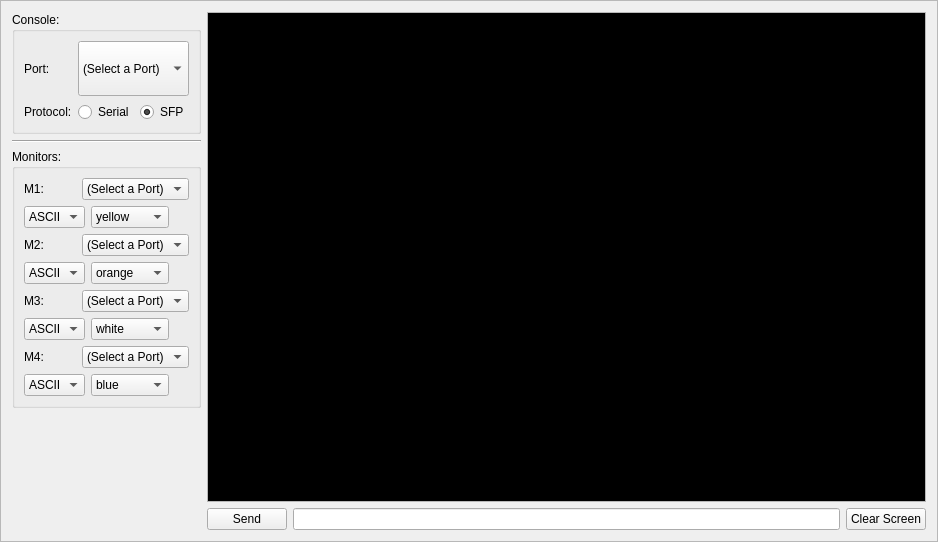
This is terminal.ui in strawbot/TimbreTalk as Qt 5 draws it before an edit. The edited form follows.
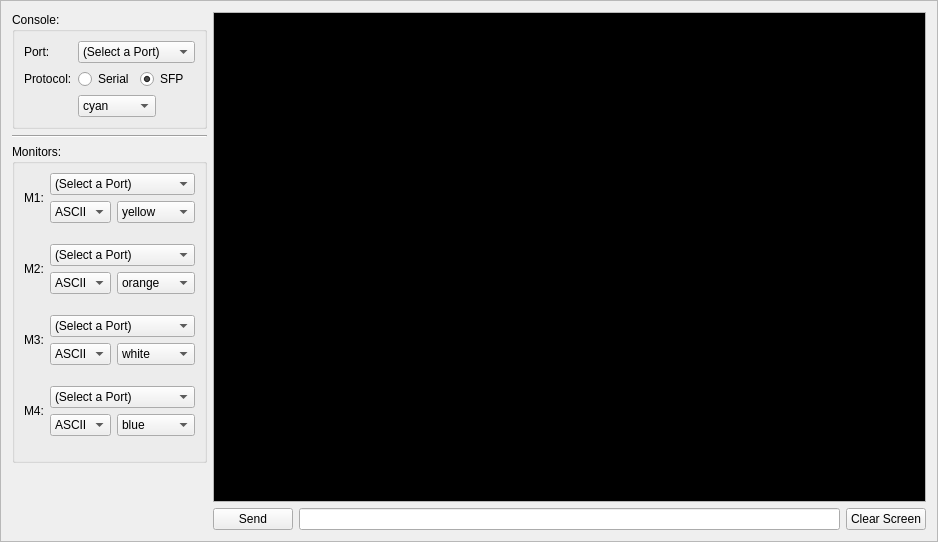
This is the edited form.

Commit message: terminal app tweeks

The edit to the form file:
```diff
--- a/terminal.ui
+++ b/terminal.ui
@@ -32,17 +32,35 @@
       <widget class="QGroupBox" name="groupBox">
        <property name="minimumSize">
         <size>
-         <width>0</width>
-         <height>0</height>
+         <width>15</width>
+         <height>100</height>
         </size>
        </property>
        <property name="title">
         <string>Console:</string>
        </property>
-       <layout class="QHBoxLayout" name="horizontalLayout_6">
+       <layout class="QFormLayout" name="formLayout_6">
+        <item row="0" column="0">
+         <layout class="QVBoxLayout" name="verticalLayout_3">
         <item>
-         <layout class="QGridLayout" name="gridLayout">
-          <item row="0" column="1" colspan="2">
+           <widget class="QLabel" name="label">
+            <property name="text">
+             <string>Port:</string>
+            </property>
+           </widget>
+          </item>
+          <item>
+           <widget class="QLabel" name="label_2">
+            <property name="text">
+             <string>Protocol:</string>
+            </property>
+           </widget>
+          </item>
+         </layout>
+        </item>
+        <item row="0" column="1">
+         <layout class="QFormLayout" name="formLayout_5">
+          <item row="0" column="0" colspan="2">
            <widget class="QComboBox" name="PortSelect">
             <property name="sizePolicy">
              <sizepolicy hsizetype="Preferred" vsizetype="MinimumExpanding">
@@ -73,39 +91,6 @@
            </widget>
           </item>
           <item row="1" column="0">
-           <widget class="QLabel" name="label_2">
-            <property name="text">
-             <string>Protocol:</string>
-            </property>
-           </widget>
-          </item>
-          <item row="1" column="2">
-           <widget class="QRadioButton" name="SetSfp">
-            <property name="minimumSize">
-             <size>
-              <width>0</width>
-              <height>0</height>
-             </size>
-            </property>
-            <property name="text">
-             <string>SFP</string>
-            </property>
-            <property name="checked">
-             <bool>true</bool>
-            </property>
-            <attribute name="buttonGroup">
-             <string notr="true">buttonGroup</string>
-            </attribute>
-           </widget>
-          </item>
-          <item row="0" column="0">
-           <widget class="QLabel" name="label">
-            <property name="text">
-             <string>Port:</string>
-            </property>
-           </widget>
-          </item>
-          <item row="1" column="1">
            <widget class="QRadioButton" name="SetSerial">
             <property name="text">
              <string>Serial</string>
@@ -115,8 +100,89 @@
             </attribute>
            </widget>
           </item>
+          <item row="1" column="1">
+           <widget class="QRadioButton" name="SetSfp">
+            <property name="minimumSize">
+             <size>
+              <width>0</width>
+              <height>0</height>
+             </size>
+            </property>
+            <property name="text">
+             <string>SFP</string>
+            </property>
+            <property name="checked">
+             <bool>true</bool>
+            </property>
+            <attribute name="buttonGroup">
+             <string notr="true">buttonGroup</string>
+            </attribute>
+           </widget>
+          </item>
          </layout>
         </item>
+        <item row="1" column="1">
+         <widget class="QComboBox" name="ConsoleColor">
+          <property name="sizePolicy">
+           <sizepolicy hsizetype="Fixed" vsizetype="Fixed">
+            <horstretch>0</horstretch>
+            <verstretch>0</verstretch>
+           </sizepolicy>
+          </property>
+          <property name="acceptDrops">
+           <bool>false</bool>
+          </property>
+          <property name="currentIndex">
+           <number>1</number>
+          </property>
+          <property name="maxVisibleItems">
+           <number>10</number>
+          </property>
+          <property name="frame">
+           <bool>true</bool>
+          </property>
+          <item>
+           <property name="text">
+            <string>white</string>
+           </property>
+          </item>
+          <item>
+           <property name="text">
+            <string>cyan</string>
+           </property>
+          </item>
+          <item>
+           <property name="text">
+            <string>blue</string>
+           </property>
+          </item>
+          <item>
+           <property name="text">
+            <string>green</string>
+           </property>
+          </item>
+          <item>
+           <property name="text">
+            <string>yellow</string>
+           </property>
+          </item>
+          <item>
+           <property name="text">
+            <string>orange</string>
+           </property>
+          </item>
+          <item>
+           <property name="text">
+            <string>magenta</string>
+           </property>
+          </item>
+          <item>
+           <property name="text">
+            <string>red</string>
+           </property>
+          </item>
+         </widget>
+        </item>
        </layout>
       </widget>
      </item>
@@ -146,9 +212,10 @@
        </property>
        <layout class="QVBoxLayout" name="verticalLayout_4">
         <item>
-         <layout class="QFormLayout" name="formLayout">
-          <item row="0" column="0" colspan="2">
            <layout class="QHBoxLayout" name="horizontalLayout">
+          <property name="bottomMargin">
+           <number>15</number>
+          </property>
             <item>
              <widget class="QLabel" name="label_3">
               <property name="text">
@@ -157,6 +224,8 @@
              </widget>
             </item>
             <item>
+           <layout class="QFormLayout" name="formLayout">
+            <item row="0" column="0" colspan="2">
              <widget class="QComboBox" name="MonitorPort1">
               <property name="sizePolicy">
                <sizepolicy hsizetype="Preferred" vsizetype="MinimumExpanding">
@@ -180,8 +249,6 @@
               </item>
              </widget>
             </item>
-           </layout>
-          </item>
           <item row="1" column="0">
            <widget class="QComboBox" name="MonitorFormat1">
             <item>
@@ -265,10 +332,13 @@
           </item>
          </layout>
         </item>
+         </layout>
+        </item>
         <item>
-         <layout class="QFormLayout" name="formLayout_5">
-          <item row="0" column="0" colspan="2">
            <layout class="QHBoxLayout" name="horizontalLayout_3">
+          <property name="bottomMargin">
+           <number>15</number>
+          </property>
             <item>
              <widget class="QLabel" name="label_4">
               <property name="text">
@@ -277,6 +347,8 @@
              </widget>
             </item>
             <item>
+           <layout class="QFormLayout" name="formLayout_4">
+            <item row="0" column="0" colspan="2">
              <widget class="QComboBox" name="MonitorPort2">
               <property name="sizePolicy">
                <sizepolicy hsizetype="Preferred" vsizetype="MinimumExpanding">
@@ -294,8 +366,6 @@
               </item>
              </widget>
             </item>
-           </layout>
-          </item>
           <item row="1" column="0">
            <widget class="QComboBox" name="MonitorFormat2">
             <item>
@@ -379,10 +449,13 @@
           </item>
          </layout>
         </item>
+         </layout>
+        </item>
         <item>
-         <layout class="QFormLayout" name="formLayout_2">
-          <item row="0" column="0" colspan="2">
            <layout class="QHBoxLayout" name="horizontalLayout_4">
+          <property name="bottomMargin">
+           <number>15</number>
+          </property>
             <item>
              <widget class="QLabel" name="label_5">
               <property name="text">
@@ -391,6 +464,8 @@
              </widget>
             </item>
             <item>
+           <layout class="QFormLayout" name="formLayout_2">
+            <item row="0" column="0" colspan="2">
              <widget class="QComboBox" name="MonitorPort3">
               <property name="sizePolicy">
                <sizepolicy hsizetype="Preferred" vsizetype="MinimumExpanding">
@@ -408,8 +483,6 @@
               </item>
              </widget>
             </item>
-           </layout>
-          </item>
           <item row="1" column="0">
            <widget class="QComboBox" name="MonitorFormat3">
             <item>
@@ -490,10 +563,13 @@
           </item>
          </layout>
         </item>
+         </layout>
+        </item>
         <item>
-         <layout class="QFormLayout" name="formLayout_3">
-          <item row="0" column="0" colspan="2">
            <layout class="QHBoxLayout" name="horizontalLayout_5">
+          <property name="bottomMargin">
+           <number>15</number>
+          </property>
             <item>
              <widget class="QLabel" name="label_6">
               <property name="text">
@@ -502,6 +578,8 @@
              </widget>
             </item>
             <item>
+           <layout class="QFormLayout" name="formLayout_3">
+            <item row="0" column="0" colspan="2">
              <widget class="QComboBox" name="MonitorPort4">
               <property name="sizePolicy">
                <sizepolicy hsizetype="Preferred" vsizetype="MinimumExpanding">
@@ -519,8 +597,6 @@
               </item>
              </widget>
             </item>
-           </layout>
-          </item>
           <item row="1" column="0">
            <widget class="QComboBox" name="MonitorFormat4">
             <item>
@@ -598,6 +674,8 @@
              </property>
             </item>
            </widget>
+            </item>
+           </layout>
           </item>
          </layout>
         </item>
```
Lines whose indentation alone changed are shown as unchanged. The commit also changes 1 other file.
